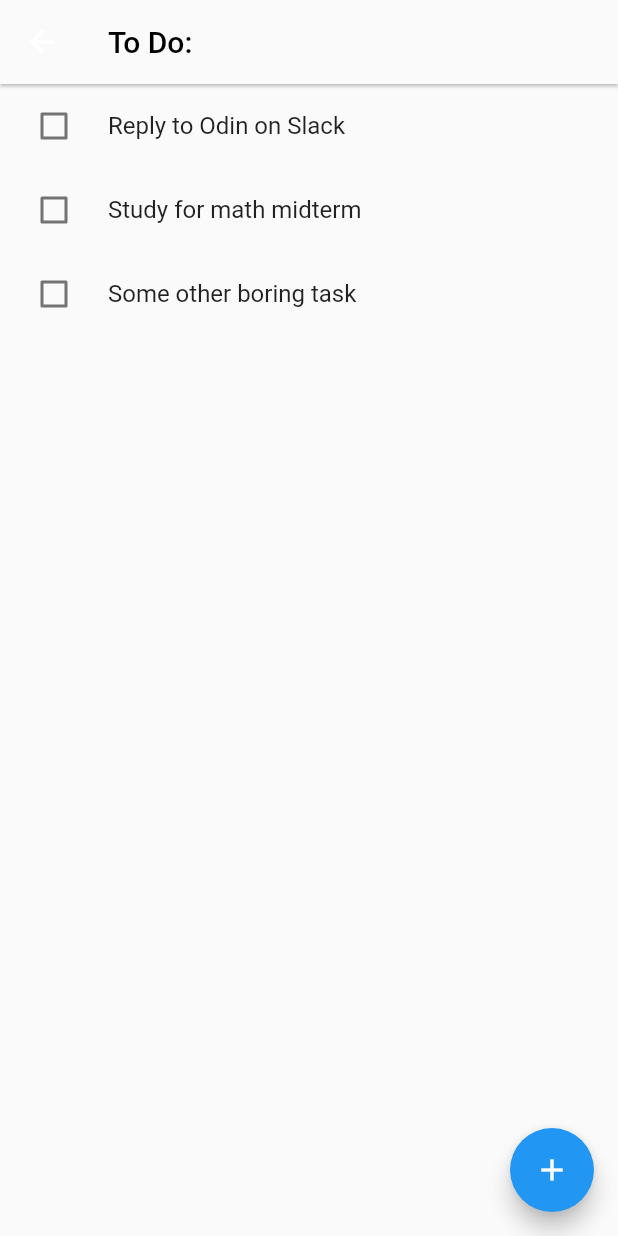
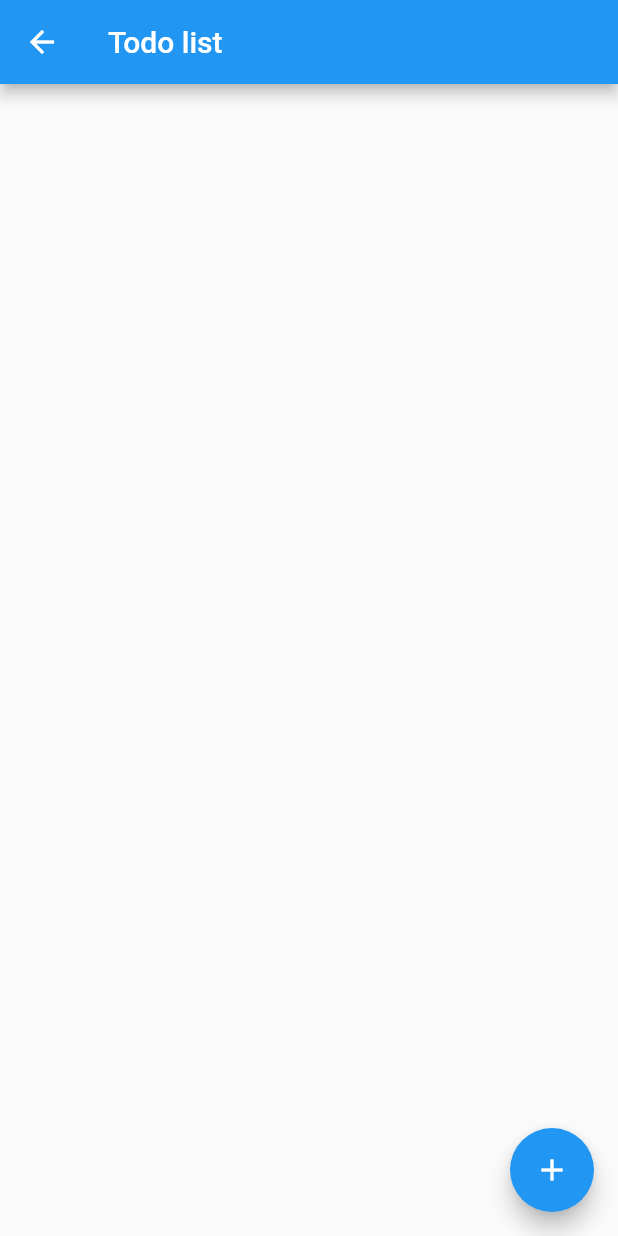
Before and after one commit to ubclaunchpad/virtual-pet, a Flutter app: the screen it shows after launch, after a tap on the "event available" icon, on a phone screen of 412 x 824 dp. Run offline on Flutter 3.47's test engine with Material 2 defaults, Android fonts, the light colour scheme and no system bars; missing offline and left inert: flame.

Commit message:
To Do List adding tasks
Enabled To Do list to add tasks.. still need to implement local save feature

```diff
--- a/front-end/virtual_pet/lib/pages/home.dart
+++ b/front-end/virtual_pet/lib/pages/home.dart
@@ -35,7 +35,7 @@ class HomeState extends State<Home> {
                     /// when pressed, the push function will be called for UI to display page two
                     Navigator.push(
                       context,
-                      MaterialPageRoute(builder: (context) => const PageTwo()),
+                      MaterialPageRoute(builder: (context) => TodoList()),
                     );
                   },
                   icon: const Icon(Icons.event_available, size: 50.0),
--- a/front-end/virtual_pet/lib/pages/to_do.dart
+++ b/front-end/virtual_pet/lib/pages/to_do.dart
@@ -1,76 +1,119 @@
 import 'package:flutter/material.dart';
 
-/// page two (to do list)
-class PageTwo extends StatefulWidget {
-  const PageTwo({super.key});
-
-  @override
-  PageTwoState createState() => PageTwoState();
+class Todo {
+  Todo({required this.name, required this.checked});
+  final String name;
+  bool checked;
 }
 
-/// the state of page two (to do list)
-class PageTwoState extends State<PageTwo> {
-  static const String routeName = "/PageTwo";
+class TodoItem extends StatelessWidget {
+  TodoItem({
+    required this.todo,
+    required this.onTodoChanged,
+  }) : super(key: ObjectKey(todo));
 
-  /// checkboxes are set to false (unchecked) by default
-  bool check1 = false;
-  bool check2 = false;
-  bool check3 = false;
+  final Todo todo;
+  final onTodoChanged;
+
+  TextStyle? _getTextStyle(bool checked) {
+    if (!checked) return null;
+
+    return TextStyle(
+      color: Colors.black54,
+      decoration: TextDecoration.lineThrough,
+    );
+  }
 
   @override
   Widget build(BuildContext context) {
-    return Scaffold(
+    return ListTile(
+      onTap: () {
+        onTodoChanged(todo);
+      },
+      leading: CircleAvatar(
+        child: Text(todo.name[0]),
+      ),
+      title: Text(todo.name, style: _getTextStyle(todo.checked)),
+    );
+  }
+}
 
-        /// displays the "To Do:" message at the top
-        appBar: AppBar(
-          backgroundColor: Theme.of(context).canvasColor,
-          elevation: 1.0,
-          title: const Text(
-            "To Do:",
-            style: TextStyle(color: Colors.black),
+class TodoList extends StatefulWidget {
+  @override
+  _TodoListState createState() => new _TodoListState();
+}
+
+class _TodoListState extends State<TodoList> {
+  final TextEditingController _textFieldController = TextEditingController();
+  final List<Todo> _todos = <Todo>[];
+
+  @override
+  Widget build(BuildContext context) {
+    return new Scaffold(
+      appBar: new AppBar(
+        title: new Text('Todo list'),
       ),
+      body: ListView(
+        padding: EdgeInsets.symmetric(vertical: 8.0),
+        children: _todos.map((Todo todo) {
+          return TodoItem(
+            todo: todo,
+            onTodoChanged: _handleTodoChange,
+          );
+        }).toList(),
       ),
       floatingActionButton: FloatingActionButton(
-          onPressed: () {},
-          child: Icon(Icons.add), // doesn't like new for some reason?
+          onPressed: () => _displayDialog(),
+          tooltip: 'Add Item',
+          child: Icon(Icons.add)),
+    );
+  }
+
+  void _handleTodoChange(Todo todo) {
+    setState(() {
+      todo.checked = !todo.checked;
+    });
+  }
+
+  void _addTodoItem(String name) {
+    setState(() {
+      _todos.add(Todo(name: name, checked: false));
+    });
+    _textFieldController.clear();
+  }
+
+  Future<void> _displayDialog() async {
+    return showDialog<void>(
+      context: context,
+      barrierDismissible: false, // user must tap button!
+      builder: (BuildContext context) {
+        return AlertDialog(
+          title: const Text('Add a new todo item'),
+          content: TextField(
+            controller: _textFieldController,
+            decoration: const InputDecoration(hintText: 'Type your new todo'),
           ),
-        body: Column(crossAxisAlignment: CrossAxisAlignment.start, children: [
-          /// below are the checkboxes widgets
-          CheckboxListTile(
-            //checkbox positioned at right
-            value: check1,
-            controlAffinity: ListTileControlAffinity.leading,
-            onChanged: (bool? value) {
-              setState(() {
-                check1 = value!;
-              });
+          actions: <Widget>[
+            TextButton(
+              child: const Text('Add'),
+              onPressed: () {
+                Navigator.of(context).pop();
+                _addTodoItem(_textFieldController.text);
               },
-            title: const Text("Reply to Odin on Slack"),
             ),
-
-          CheckboxListTile(
-            //checkbox positioned at right
-            value: check2,
-            controlAffinity: ListTileControlAffinity.leading,
-            onChanged: (bool? value) {
-              setState(() {
-                check2 = value!;
-              });
+          ],
+        );
       },
-            title: const Text("Study for math midterm"),
-          ),
-
-          CheckboxListTile(
-            //checkbox positioned at left
-            value: check3,
-            controlAffinity: ListTileControlAffinity.leading,
-            onChanged: (bool? value) {
-              setState(() {
-                check3 = value!;
-              });
-            },
-            title: const Text("Some other boring task"),
-          ),
-        ]));
+    );
   }
 }
+
+class TodoApp extends StatelessWidget {
+  @override
+  Widget build(BuildContext context) {
+    return new MaterialApp(
+      title: 'Todo list',
+      home: new TodoList(),
+    );
+  }
+}
```
Lines whose indentation alone changed are shown as unchanged.
